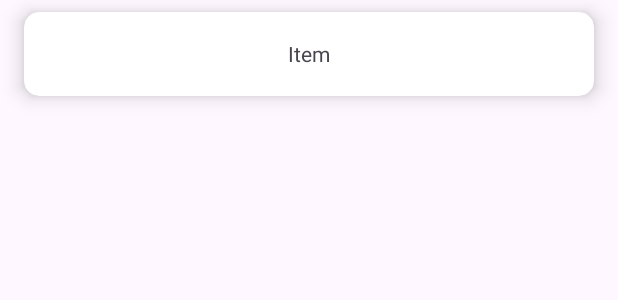
After one commit to NoXis82/TabSyncExample, an Android app: the layout item_item.xml on its own in the app's theme, with its tools: preview values and no code run, on a phone screen of 412 x 824 dp. The commit adds this screen. Shown: the top 300 px of the screen. Run offline under Robolectric (Android 15) with nearby library versions, the phone set to English and light mode, and no system bars.

Commit message:
добавлены layout's

```diff
--- /dev/null
+++ b/app/src/main/res/layout/item_item.xml
@@ -0,0 +1,24 @@
+<?xml version="1.0" encoding="utf-8"?>
+<androidx.cardview.widget.CardView xmlns:android="http://schemas.android.com/apk/res/android"
+    xmlns:app="http://schemas.android.com/apk/res-auto"
+    xmlns:tools="http://schemas.android.com/tools"
+    android:layout_width="match_parent"
+    android:layout_height="wrap_content"
+    android:layout_marginHorizontal="16dp"
+    android:layout_marginVertical="8dp"
+    app:cardCornerRadius="10dp"
+    app:cardElevation="8dp">
+
+    <androidx.appcompat.widget.AppCompatTextView
+        android:id="@+id/item_name_tv"
+        android:layout_width="match_parent"
+        android:layout_height="wrap_content"
+        android:gravity="center"
+        android:minHeight="56dp"
+        app:layout_constraintBottom_toBottomOf="parent"
+        app:layout_constraintEnd_toEndOf="parent"
+        app:layout_constraintStart_toStartOf="parent"
+        app:layout_constraintTop_toTopOf="parent"
+        tools:text="Item" />
+
+</androidx.cardview.widget.CardView>
```
Also changed, not shown: app/src/main/res/layout/activity_main.xml (+32 -9 lines), app/src/main/res/layout/item_category.xml (added, +23 -0 lines), app/src/main/res/layout/tab_category_item.xml (added, +18 -0 lines), app/src/main/res/layout/tab_sub_category_item.xml (added, +12 -0 lines).
